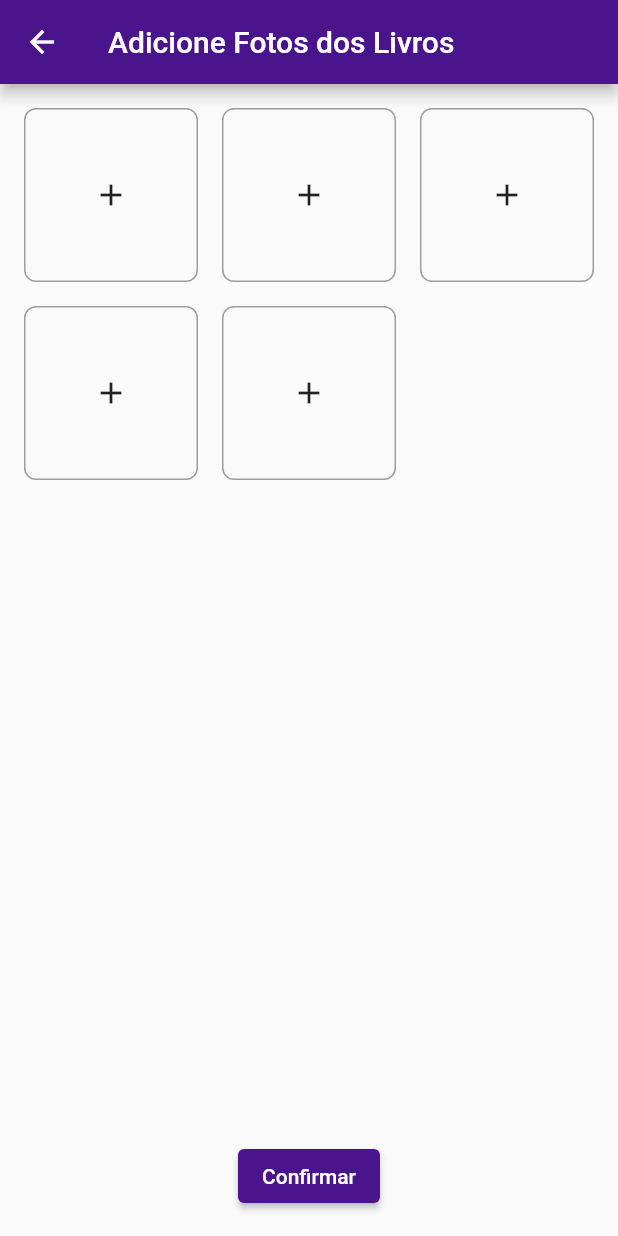
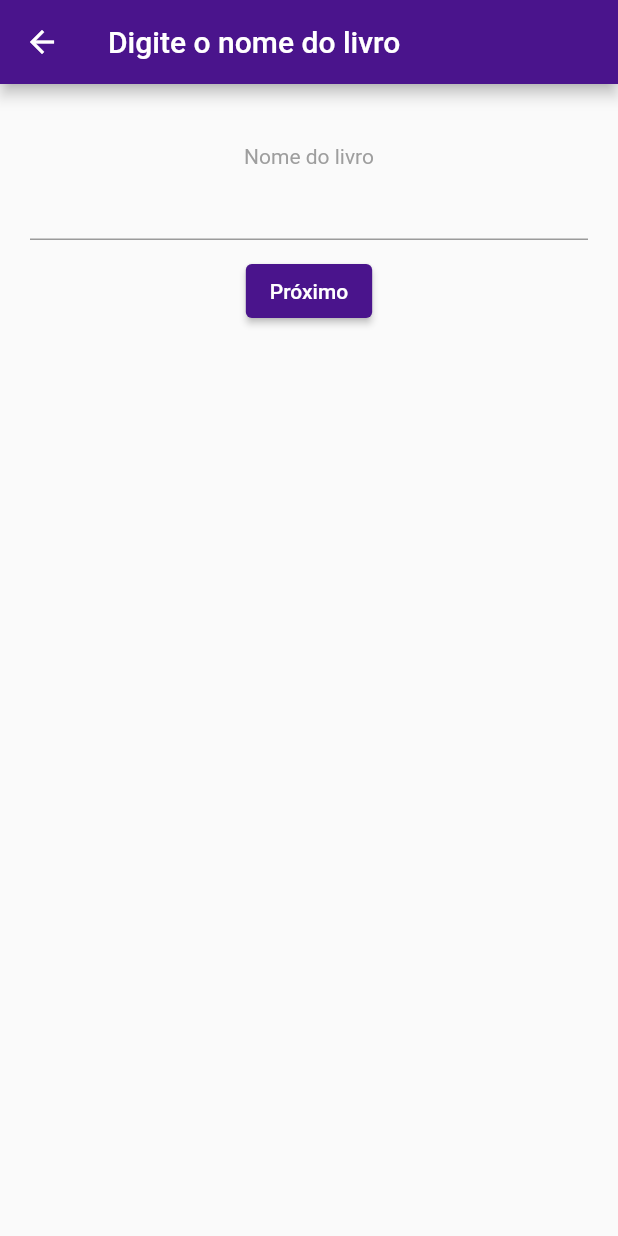
Before and after one commit to lyzlopess/StoryStock_front, a Flutter app: the AddPhotosPage screen opened directly, after a tap on "Confirmar", on a phone screen of 412 x 824 dp. Run offline on Flutter 3.47's test engine with Material 2 defaults, Android fonts, the phone set to English and light mode, and no system bars.

Commit message:
update addbooks_page, add booksname_page

```diff
--- a/lib/view/pages/addbooks_page.dart
+++ b/lib/view/pages/addbooks_page.dart
@@ -1,5 +1,6 @@
 import 'package:flutter/material.dart';
 import 'package:story_stock/view/pages/home_page.dart';
+import 'package:story_stock/view/pages/booksname_page.dart';
 
 void main() {
   runApp(StoryStock());
@@ -44,7 +45,11 @@ class AddPhotosPage extends StatelessWidget {
             padding: EdgeInsets.all(16.0),
             child: ElevatedButton(
               onPressed: () {
-                // Adicione a lógica para confirmar e processar as fotos aqui
+                Navigator.push(
+                    context,
+                    MaterialPageRoute(
+                        builder: (context) =>
+                            (BooksNamePage()))); // Adicione a lógica para confirmar e processar as fotos aqui
               },
               child: Text('Confirmar'),
             ),
--- /dev/null
+++ b/lib/view/pages/booksname_page.dart
@@ -0,0 +1,44 @@
+import 'package:flutter/material.dart';
+
+void main() {
+  runApp(StoryStock());
+}
+
+class StoryStock extends StatelessWidget {
+  @override
+  Widget build(BuildContext context) {
+    return MaterialApp(
+      home: BooksNamePage(),
+    );
+  }
+}
+
+class BooksNamePage extends StatelessWidget {
+  @override
+  Widget build(BuildContext context) {
+    return Scaffold(
+      appBar: AppBar(
+        title: Text('Digite o nome do livro'),
+      ),
+      body: SingleChildScrollView(
+        padding: EdgeInsets.all(20),
+        child: Column(
+          crossAxisAlignment: CrossAxisAlignment.center,
+          children: <Widget>[
+            SizedBox(height: 20),
+            // Adicione um widget para selecionar uma foto de perfil aqui.
+            Text('Nome do livro'),
+            TextFormField(
+              decoration: InputDecoration(),
+            ),
+            SizedBox(height: 10),
+            ElevatedButton(
+              onPressed: () {},
+              child: Text('Próximo'),
+            ),
+          ],
+        ),
+      ),
+    );
+  }
+}
```
